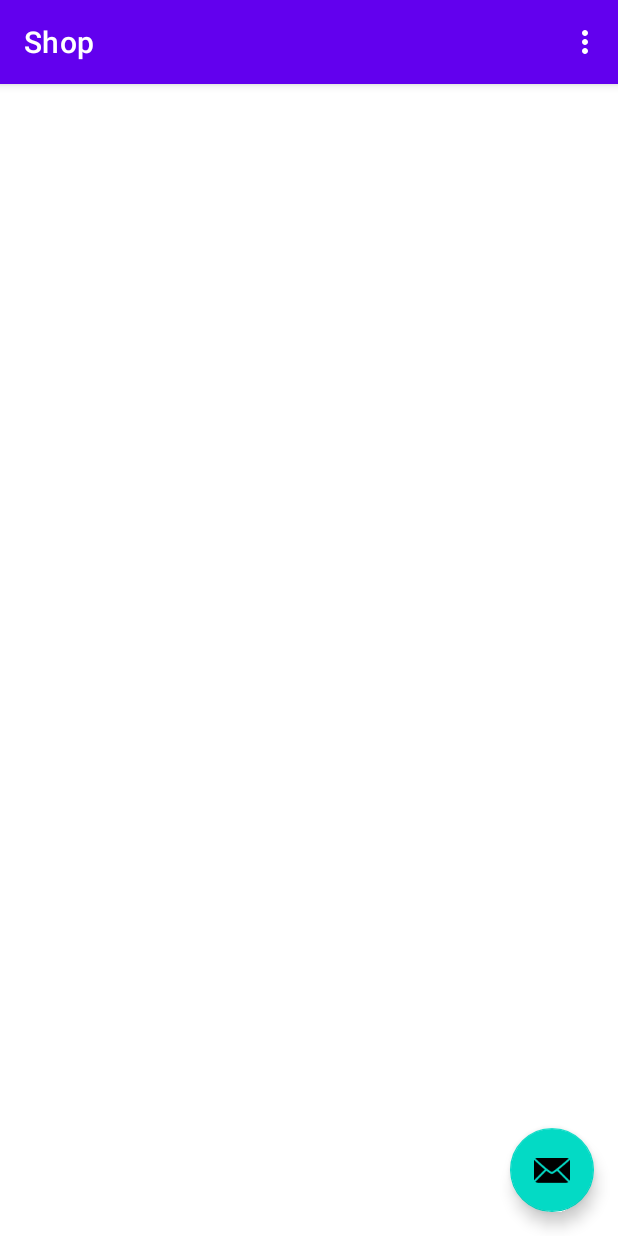
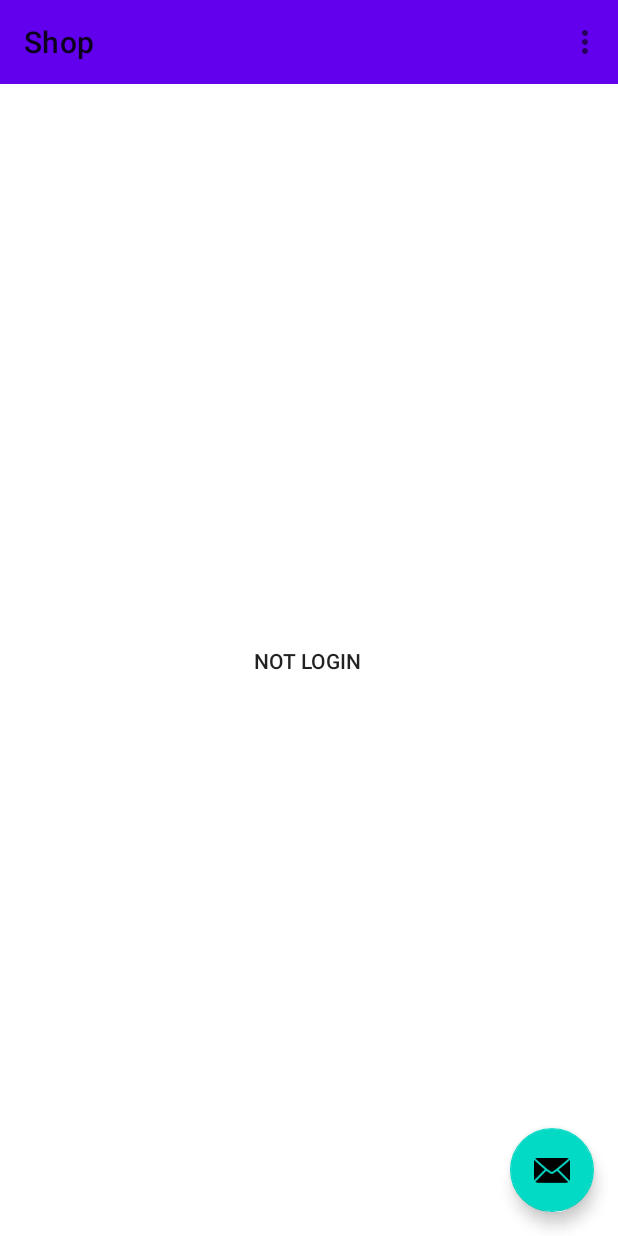
Before and after one commit to pighaddt/FirebaseShop, an Android app: the screen it shows after launch (MainActivity), on a phone screen of 412 x 824 dp. Run offline under Robolectric (Android 15) with nearby library versions, the phone set to English and light mode, and no system bars; our stand-ins replace Firebase (no records; nobody signed in at launch, a user with empty details on screens opened directly).

Commit message:
email verify setting signInWithEmailAndPassword AuthStateListener

```diff
--- a/app/build.gradle
+++ b/app/build.gradle
@@ -1,6 +1,8 @@
 plugins {
     id 'com.android.application'
     id 'kotlin-android'
+    id 'kotlin-kapt'
+    id 'kotlin-android-extensions'
     id 'com.google.gms.google-services'
 }
 
--- a/app/src/main/java/com/angus/shop/MainActivity.kt
+++ b/app/src/main/java/com/angus/shop/MainActivity.kt
@@ -7,8 +7,13 @@ import com.google.android.material.snackbar.Snackbar
 import androidx.appcompat.app.AppCompatActivity
 import android.view.Menu
 import android.view.MenuItem
+import android.view.View
+import androidx.appcompat.app.AlertDialog
+import com.google.firebase.auth.FirebaseAuth
+import kotlinx.android.synthetic.main.activity_main.*
+import kotlinx.android.synthetic.main.activity_sign_in.*
 
-class MainActivity : AppCompatActivity() {
+class MainActivity : AppCompatActivity(), FirebaseAuth.AuthStateListener {
     companion object{
         private val RC_SIGNIN  = 1
     }
@@ -16,10 +21,17 @@ class MainActivity : AppCompatActivity() {
         super.onCreate(savedInstanceState)
         setContentView(R.layout.activity_main)
         setSupportActionBar(findViewById(R.id.toolbar))
-
         findViewById<FloatingActionButton>(R.id.fab).setOnClickListener { view ->
             Snackbar.make(view, "Replace with your own action", Snackbar.LENGTH_LONG)
                     .setAction("Action", null).show()
+        }
+        verify_email.setOnClickListener {
+            FirebaseAuth.getInstance().currentUser.sendEmailVerification()
+                .addOnCompleteListener { task ->
+                    if (task.isSuccessful){
+                        Snackbar.make(it, "Send email", Snackbar.LENGTH_LONG).show()
+                    }
+                }
         }
     }
 
@@ -28,6 +40,27 @@ class MainActivity : AppCompatActivity() {
         menuInflater.inflate(R.menu.menu_main, menu)
         return true
     }
+    override fun onAuthStateChanged(auth: FirebaseAuth) {
+        val user = auth.currentUser
+            if (user != null){
+                userInfo.text = "Email : ${user.email} / ${user.isEmailVerified}"
+                verify_email.visibility = if (user.isEmailVerified) View.GONE else  View.VISIBLE
+            }else{
+                userInfo.text = "NOT LOGIN"
+                verify_email.visibility = View.GONE
+            }
+    }
+    override fun onStart() {
+        super.onStart()
+        FirebaseAuth.getInstance().addAuthStateListener(this)
+    }
+
+    override fun onStop() {
+        super.onStop()
+        FirebaseAuth.getInstance().removeAuthStateListener(this)
+    }
+
+
 
     override fun onOptionsItemSelected(item: MenuItem): Boolean {
         // Handle action bar item clicks here. The action bar will
@@ -41,7 +74,13 @@ class MainActivity : AppCompatActivity() {
                 RC_SIGNIN)
                return true
             }
+            R.id.action_signout -> {
+                FirebaseAuth.getInstance().signOut()
+                return true
+            }
             else -> super.onOptionsItemSelected(item)
         }
     }
+
+
 }
--- a/app/src/main/res/layout/activity_main.xml
+++ b/app/src/main/res/layout/activity_main.xml
@@ -1,33 +1,63 @@
 <?xml version="1.0" encoding="utf-8"?>
-<androidx.coordinatorlayout.widget.CoordinatorLayout xmlns:android="http://schemas.android.com/apk/res/android"
+<androidx.constraintlayout.widget.ConstraintLayout xmlns:android="http://schemas.android.com/apk/res/android"
     xmlns:app="http://schemas.android.com/apk/res-auto"
     xmlns:tools="http://schemas.android.com/tools"
+    android:id="@+id/coordinatorLayout"
     android:layout_width="match_parent"
     android:layout_height="match_parent"
     tools:context=".MainActivity">
 
-    <com.google.android.material.appbar.AppBarLayout
-        android:layout_width="match_parent"
+    <include
+        android:id="@+id/include"
+        layout="@layout/content_main"
+        android:layout_width="wrap_content"
         android:layout_height="wrap_content"
-        android:theme="@style/Theme.Shop.AppBarOverlay">
-
-        <androidx.appcompat.widget.Toolbar
-            android:id="@+id/toolbar"
-            android:layout_width="match_parent"
-            android:layout_height="?attr/actionBarSize"
-            android:background="?attr/colorPrimary"
-            app:popupTheme="@style/Theme.Shop.PopupOverlay" />
-
-    </com.google.android.material.appbar.AppBarLayout>
-
-    <include layout="@layout/content_main" />
+        app:layout_anchor="@+id/userInfo"
+        app:layout_anchorGravity="top|center" />
 
     <com.google.android.material.floatingactionbutton.FloatingActionButton
         android:id="@+id/fab"
         android:layout_width="wrap_content"
         android:layout_height="wrap_content"
-        android:layout_gravity="bottom|end"
-        android:layout_margin="@dimen/fab_margin"
+        android:layout_marginEnd="16dp"
+        android:layout_marginBottom="16dp"
+        app:layout_constraintBottom_toBottomOf="parent"
+        app:layout_constraintEnd_toEndOf="parent"
         app:srcCompat="@android:drawable/ic_dialog_email" />
 
-</androidx.coordinatorlayout.widget.CoordinatorLayout>
+    <TextView
+        android:id="@+id/userInfo"
+        android:layout_width="wrap_content"
+        android:layout_height="wrap_content"
+        android:text="TextView"
+        android:textAppearance="@style/TextAppearance.AppCompat.Body2"
+        app:layout_anchor="@+id/include"
+        app:layout_anchorGravity="center"
+        app:layout_constraintBottom_toBottomOf="parent"
+        app:layout_constraintEnd_toEndOf="parent"
+        app:layout_constraintHorizontal_bias="0.498"
+        app:layout_constraintStart_toStartOf="parent"
+        app:layout_constraintTop_toBottomOf="@+id/toolbar" />
+
+    <Button
+        android:id="@+id/verify_email"
+        android:layout_width="wrap_content"
+        android:layout_height="wrap_content"
+        android:layout_marginTop="28dp"
+        android:text="Verift email"
+        app:layout_constraintEnd_toEndOf="parent"
+        app:layout_constraintStart_toStartOf="parent"
+        app:layout_constraintTop_toBottomOf="@+id/userInfo"
+        tools:visibility="gone" />
+
+    <androidx.appcompat.widget.Toolbar
+        android:id="@+id/toolbar"
+        android:layout_width="0dp"
+        android:layout_height="wrap_content"
+        android:background="?attr/colorPrimary"
+        app:layout_constraintEnd_toEndOf="parent"
+        app:layout_constraintStart_toStartOf="parent"
+        app:layout_constraintTop_toTopOf="parent"
+        app:popupTheme="@style/Theme.Shop.PopupOverlay" />
+
+</androidx.constraintlayout.widget.ConstraintLayout>
```
Also changed, not shown: app/src/main/java/com/angus/shop/SignInActivity.kt (+49 -0 lines), app/src/main/res/layout/activity_sign_in.xml (+4 -4 lines).
